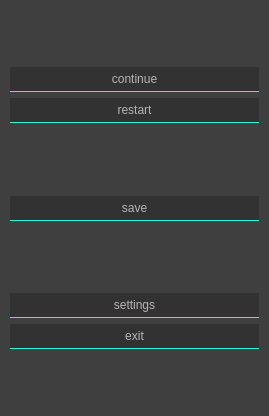
Above: src/ui/suspend_menu_widget.ui from k88936/UnRustedWarfare before the change. Below: the same form after it.
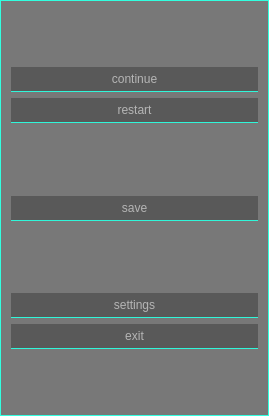
That is the form after the change.

What changed in the file:
```diff
--- a/src/ui/suspend_menu_widget.ui
+++ b/src/ui/suspend_menu_widget.ui
@@ -1,7 +1,10 @@
 <?xml version="1.0" encoding="UTF-8"?>
 <ui version="4.0">
  <class>suspend_menu_widget</class>
- <widget class="QWidget" name="suspend_menu_widget">
+ <widget class="QFrame" name="suspend_menu_widget">
+  <property name="enabled">
+   <bool>true</bool>
+  </property>
   <property name="geometry">
    <rect>
     <x>0</x>
@@ -13,6 +16,9 @@
   <property name="windowTitle">
    <string>suspend_menu_widget</string>
   </property>
+  <property name="autoFillBackground">
+   <bool>false</bool>
+  </property>
   <property name="styleSheet">
    <string notr="true">/*
 Material Dark Style Sheet for QT Applications
@@ -26,11 +32,15 @@
 	background-color:#ff000000;
 }
 QWidget{
- 	background-color: #80000000;
+ 	background-color: #50000000;
 }
 QDialog {
 	background-color:#ff000000;
 }
+QFrame{
+	border:1px solid #32FFE0;
+	border-radius:0px;
+}
 QColorDialog {
 	background-color:#ff000000;
 }
@@ -72,10 +82,10 @@
 	background-color: #30F6D9;
 	
 }
-QPushButton:pressed,QPushButton:checked{
+QPushButton:pressed,QPushButton::checked{
 	color: #ff000000;
-	border-bottom-color: #28CAAF;
-	background-color: #28CAAF;
+	border-bottom-color: #26C3A9;
+	background-color: #26C3A9;
 }
 QPushButton:disabled{
 	border-bottom-color: #50505050;
@@ -115,14 +125,13 @@
 	color: #B5B5B5;
 	background:#50151515;
 	selection-background-color:#50505050;
-	selection-color: #28CAAF;
+	selection-color: #26C3A9;
 }
 QLabel {
 	color: #B5B5B5;
+	border:0px solid transparent;
 	background-color: transparent;
-	
 }
-
 /* QLCDNumber {
 	color: #37e6b4;
 } */ 
@@ -334,12 +343,16 @@
 	background-color: #50000000;
 }
 QToolBox::tab {
+	border:0px solid transparent;
+	border-radius:0px;
+	border-bottom-color: #30F6D9;
+	border-bottom-width: 1px;
 	color: #B5B5B5;
 	background-color: #50000000;
 }
 QToolBox::tab:selected {
-	color: #FFFFFF;
-	background-color: #50000000;
+	color: #ff000000;
+	background-color: #30F6D9;
 }
 QScrollArea {
 	color: #B5B5B5;
@@ -371,7 +384,7 @@
     background: #B5B5B5;
 }
 QSlider::sub-page {
-    background: #28CAAF;
+    background: #26C3A9;
 }
 </string>
   </property>
```
Left out of the diff: 4 changed lines with no effect on the pictures.
